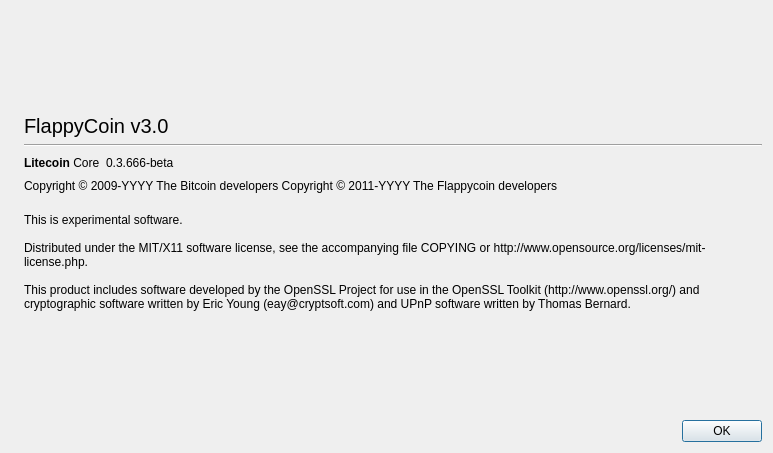
Above: src/qt/forms/aboutdialog.ui from flappycoin-project/flappycoin before the change. Below: the same form after it.
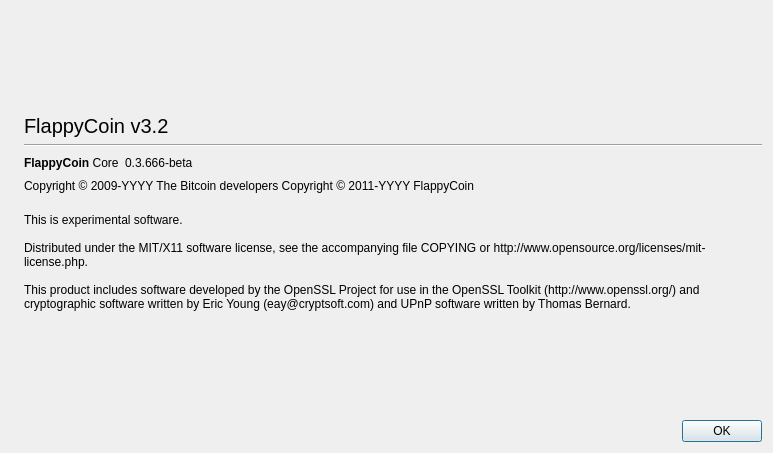
That is the form after the change. Icons and pictures are not drawn.

```diff
--- a/src/qt/forms/aboutdialog.ui
+++ b/src/qt/forms/aboutdialog.ui
@@ -52,7 +52,7 @@
           </font>
          </property>
          <property name="text">
-          <string>FlappyCoin v3.0</string>
+          <string>FlappyCoin v3.2</string>
          </property>
         </widget>
        </item>
@@ -73,7 +73,7 @@
           <cursorShape>IBeamCursor</cursorShape>
          </property>
          <property name="text">
-          <string>&lt;html&gt;&lt;head/&gt;&lt;body&gt;&lt;p&gt;&lt;span style=&quot; font-weight:600;&quot;&gt;Litecoin &lt;/span&gt;Core&lt;/p&gt;&lt;/body&gt;&lt;/html&gt;</string>
+          <string>&lt;html&gt;&lt;head/&gt;&lt;body&gt;&lt;p&gt;&lt;span style=&quot; font-weight:600;&quot;&gt;FlappyCoin &lt;/span&gt;Core&lt;/p&gt;&lt;/body&gt;&lt;/html&gt;</string>
          </property>
          <property name="textInteractionFlags">
           <set>Qt::LinksAccessibleByMouse|Qt::TextSelectableByKeyboard|Qt::TextSelectableByMouse</set>
@@ -115,7 +115,7 @@
        </property>
        <property name="text">
         <string notr="true">Copyright &amp;copy; 2009-YYYY The Bitcoin developers
-Copyright &amp;copy; 2011-YYYY The Flappycoin developers</string>
+Copyright &amp;copy; 2011-YYYY FlappyCoin</string>
        </property>
        <property name="textFormat">
         <enum>Qt::RichText</enum>
```
